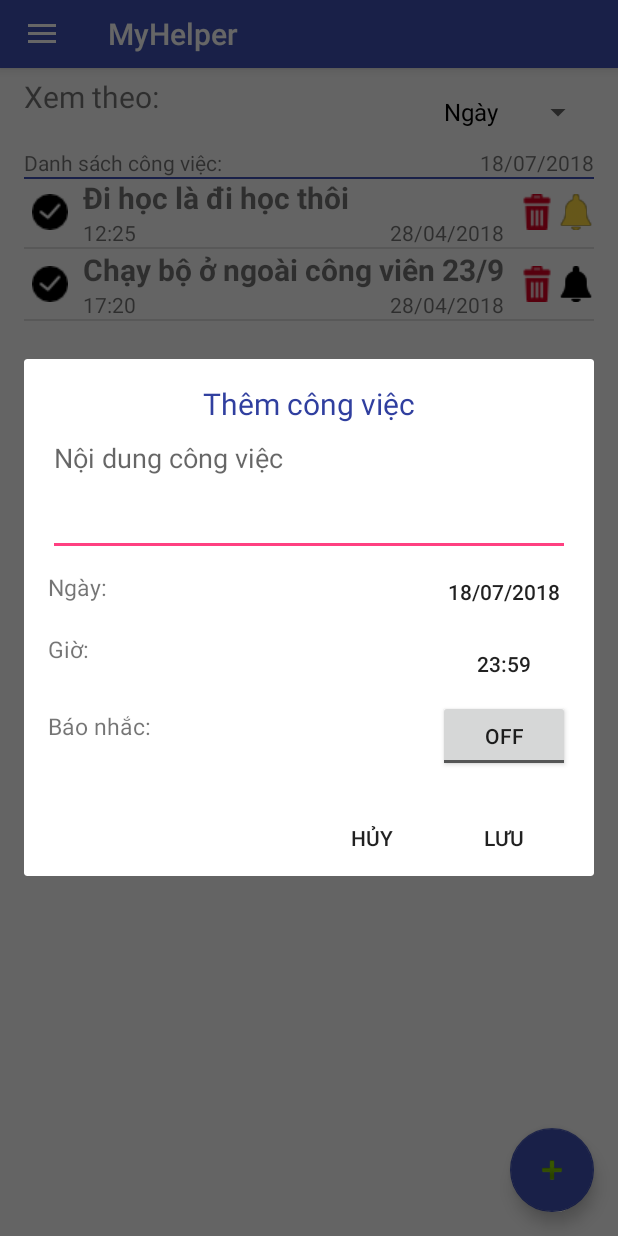
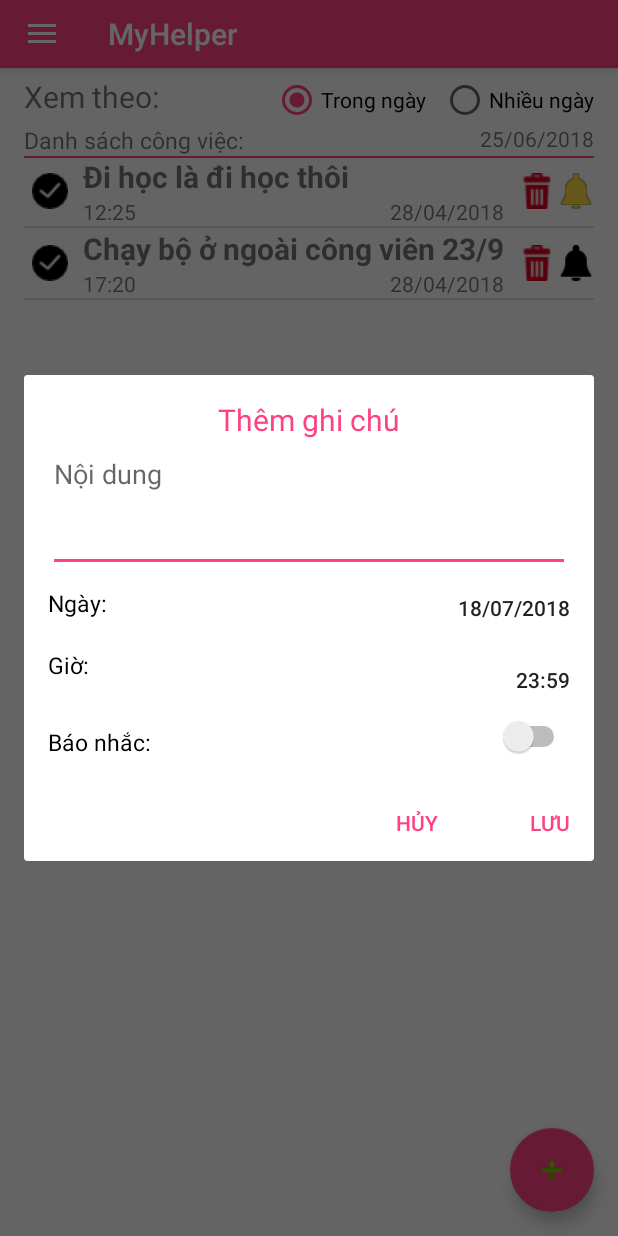
Before and after one commit to trancaoviet7514/to-do-List, an Android app: the screen it shows after launch (MainActivity), after a tap on an icon or button, on a phone screen of 412 x 824 dp. Run offline under Robolectric (Android 15) with nearby library versions, the light colour scheme and no system bars; libraries missing offline, so code that uses them is left out: com.twinkle94.monthyearpicker.

Commit message:
Update UI, instead spinner by radio

```diff
--- a/app/build.gradle
+++ b/app/build.gradle
@@ -2,7 +2,7 @@ apply plugin: 'com.android.application'
 
 android {
     compileSdkVersion 25
-    buildToolsVersion "25.0.2"
+    buildToolsVersion '27.0.3'
     defaultConfig {
         applicationId "com.example.trancaoviet.myhelper"
         minSdkVersion 18
--- a/app/src/main/java/com/example/trancaoviet/myhelper/MainActivity.java
+++ b/app/src/main/java/com/example/trancaoviet/myhelper/MainActivity.java
@@ -41,6 +41,7 @@ import android.widget.DatePicker;
 import android.widget.EditText;
 import android.widget.ListView;
 import android.widget.Spinner;
+import android.widget.Switch;
 import android.widget.TextView;
 import android.widget.TimePicker;
 import android.widget.Toast;
@@ -195,9 +196,8 @@ public class MainActivity extends AppCompatActivity implements NavigationView.On
     private void mapAndSetEventControlForDialog(final Dialog dialog) {
 
         final Button btnDate, btnTime, btnCancel, btnSave;
-        final EditText edtTaskTitle = (EditText) dialog.findViewById(R.id.edtTaskTitle);
         final EditText edtTaskContent = (EditText) dialog.findViewById(R.id.edtTaskContent);
-        final ToggleButton btnNotifycation = (ToggleButton) dialog.findViewById(R.id.btnNotifycation);
+        final Switch btnNotifycation = (Switch) dialog.findViewById(R.id.btnNotifycation);
 
         btnDate = (Button) dialog.findViewById(R.id.btnDate);
         btnTime = (Button) dialog.findViewById(R.id.btnTime);
@@ -349,40 +349,11 @@ public class MainActivity extends AppCompatActivity implements NavigationView.On
         openDadabase();
         setEvent_fabButtonClick();
 
-        spType.setOnItemSelectedListener(new AdapterView.OnItemSelectedListener() {
-
-            public void onItemSelected(AdapterView<?> arg0,View arg1,int arg2,long arg3) {
-
-            }
-
-            public void onNothingSelected(AdapterView<?> arg0) {
-
-            }
-        });
-
         //load currentTime for value of spiner
         Calendar currentTime = Calendar.getInstance();
         SimpleDateFormat dateFormat = new SimpleDateFormat("dd/MM/yyyy");
         String date = dateFormat.format(currentTime.getTime());
-        valueOfSpiner.setText(date);
 
-
-        valueOfSpiner.setOnClickListener(new View.OnClickListener() {
-            @Override
-            public void onClick(View view) {
-                Calendar newCalendar = Calendar.getInstance();
-                final DatePickerDialog datePickerDialog = new DatePickerDialog(MainActivity.this, new DatePickerDialog.OnDateSetListener() {
-
-                    public void onDateSet(DatePicker view, int year, int monthOfYear, int dayOfMonth) {
-                        dateSelected.set(year, monthOfYear, dayOfMonth, 0, 0);
-
-                        valueOfSpiner.setText(dateFormatter.format(dateSelected.getTime()));
-                    }
-
-                }, newCalendar.get(Calendar.YEAR), newCalendar.get(Calendar.MONTH), newCalendar.get(Calendar.DAY_OF_MONTH));
-                datePickerDialog.show();
-            }
-        });
     }
 
     void slideToRemoveTask(){
@@ -423,20 +394,7 @@ public class MainActivity extends AppCompatActivity implements NavigationView.On
 
     private void addControls() {
 
-        valueOfSpiner = (TextView) findViewById(R.id.textValueSp);
         fab = (FloatingActionButton) findViewById(R.id.fab);
-        spType = (Spinner) findViewById(R.id.spType);
-        ArrayList<String> spList = new ArrayList<String>();
-        spList.add("Ngày");
-        spList.add("Tuần");
-        spList.add("Tháng");
-        spList.add("Năm");
-
-        ArrayAdapter<String> spTypeAdapter = new ArrayAdapter<String>(MainActivity.this,android.R.layout.simple_spinner_dropdown_item,spList);
-        spTypeAdapter.setDropDownViewResource(android.R.layout.simple_list_item_single_choice);
-        spType.setAdapter(spTypeAdapter);
-        spTypeAdapter.notifyDataSetChanged();
-
 
         rcvTask = (RecyclerView) findViewById(R.id.rcvTask);
         LinearLayoutManager linearLayoutManager = new LinearLayoutManager(this,LinearLayoutManager.VERTICAL,false);
@@ -449,6 +407,8 @@ public class MainActivity extends AppCompatActivity implements NavigationView.On
         rcvTask.setAdapter(taskAdapter);
 
     }
+
+
 
     private void xulySaoChepCSDLtuAsset() {
         File dbFile = getDatabasePath(DATABASE_NAME);
--- /dev/null
+++ b/app/src/main/java/com/example/trancaoviet/myhelper/MonthYearPickerDialog.java
@@ -0,0 +1,4 @@
+package com.example.trancaoviet.myhelper;
+
+public class MonthYearPickerDialog {
+}
--- a/app/src/main/res/layout/activity_input.xml
+++ b/app/src/main/res/layout/activity_input.xml
@@ -14,11 +14,11 @@
     <TextView
         android:layout_width="match_parent"
         android:layout_height="wrap_content"
-        android:text="Thêm công việc"
+        android:text="Thêm ghi chú"
         android:id="@+id/textViewAddTask"
         android:gravity="center"
         android:textSize="20dp"
-        android:textColor="@color/colorPrimaryDark"/>
+        android:textColor="@color/colorAccent"/>
 
 
     <EditText
@@ -30,7 +30,7 @@
         android:layout_weight="0.13"
 
         android:gravity="top|left"
-        android:hint="Nội dung công việc"
+        android:hint="Nội dung"
         android:inputType="textMultiLine"
         android:lines="3"
         android:maxLines="10"
@@ -41,12 +41,12 @@
     <TextView
         android:layout_width="wrap_content"
         android:layout_height="wrap_content"
-        android:layout_alignStart="@+id/edtTaskTitle"
         android:layout_below="@+id/edtTaskContent"
         android:layout_marginTop="10dp"
         android:text="Ngày:"
         android:textSize="15dp"
-        android:id="@+id/textViewNgay"/>
+        android:id="@+id/textViewNgay"
+        android:textColor="#000000"/>
 
     <Button
         android:layout_width="wrap_content"
@@ -56,7 +56,7 @@
         android:text="02/10/2018"
         android:id="@+id/btnDate"
         android:background="@null"
-        />
+        android:textAlignment="textEnd"/>
 
     <Button
         android:layout_width="wrap_content"
@@ -65,7 +65,8 @@
         android:layout_below="@+id/btnDate"
         android:text="23:59"
         android:id="@+id/btnTime"
-        android:background="@null"/>
+        android:background="@null"
+        android:textAlignment="textEnd"/>
 
     <TextView
         android:layout_width="wrap_content"
@@ -74,7 +75,8 @@
         android:layout_marginTop="20dp"
         android:text="Giờ:"
         android:textSize="15dp"
-        android:id="@+id/textViewGio"/>
+        android:id="@+id/textViewGio"
+        android:textColor="#000000"/>
 
     <TextView
         android:id="@+id/textviewBaoNhac"
@@ -83,16 +85,18 @@
         android:layout_below="@id/textViewGio"
         android:layout_marginTop="30dp"
         android:text="Báo nhắc:"
-        android:textSize="15dp" />
+        android:textSize="15dp"
+        android:textColor="#000000"/>
 
-    <ToggleButton
+    <Switch
         android:layout_width="wrap_content"
         android:layout_height="wrap_content"
 
         android:layout_alignParentEnd="true"
         android:layout_below="@+id/btnTime"
         android:id="@+id/btnNotifycation"
-        android:checked="false"/>
+        android:checked="false"
+        android:textColorHighlight="@color/colorPrimary"/>
     <Button
         android:layout_width="wrap_content"
         android:layout_height="wrap_content"
@@ -102,8 +106,8 @@
         android:layout_marginTop="20dp"
         android:id="@+id/btnCancel"
         android:background="@null"
-
-        />
+        android:textColor="@color/colorAccent"
+        android:textAlignment="textEnd"/>
     <Button
         android:layout_width="wrap_content"
         android:layout_height="wrap_content"
@@ -113,5 +117,6 @@
         android:layout_marginTop="20dp"
         android:id="@+id/btnSave"
         android:background="@null"
-        />
+        android:textColor="@color/colorAccent"
+        android:textAlignment="textEnd"/>
 </RelativeLayout>
--- a/app/src/main/res/layout/app_bar_main.xml
+++ b/app/src/main/res/layout/app_bar_main.xml
@@ -16,7 +16,7 @@
             android:id="@+id/toolbar"
             android:layout_width="match_parent"
             android:layout_height="45dp"
-            android:background="?attr/colorPrimary"
+            android:background="@color/colorAccent"
             app:popupTheme="@style/AppTheme.PopupOverlay" />
 
     </android.support.design.widget.AppBarLayout>
@@ -29,7 +29,7 @@
         android:layout_margin="@dimen/fab_margin"
         app:srcCompat="@android:drawable/ic_input_add"
 
-        app:backgroundTint="@color/colorPrimary"
+        app:backgroundTint="@color/colorAccent"
         app:elevation="6dp" />
 
     <include layout="@layout/content_main" />
--- a/app/src/main/res/layout/content_main.xml
+++ b/app/src/main/res/layout/content_main.xml
@@ -21,41 +21,69 @@
         android:layout_height="wrap_content"
         android:id="@+id/txtFilter"
         android:textSize="20dp"/>
-    <Spinner
+
+    <RadioGroup
         android:layout_width="wrap_content"
         android:layout_height="wrap_content"
         android:layout_alignParentEnd="true"
-        android:id="@+id/spType"
-        android:layout_alignParentTop="true"
-        android:layout_marginRight="0dp"
-        android:layout_marginTop="0dp"
-        android:paddingTop="0dp"
-        android:paddingRight="0dp"/>
+        android:id="@+id/rgViewMode"
+        android:orientation="horizontal">
+        <RadioButton
+            android:layout_width="wrap_content"
+            android:layout_height="wrap_content"
+            android:id="@+id/rdOneDay"
+            android:text="Trong ngày"
+            android:layout_marginRight="10dp"
+            android:checked="true"/>
+        <RadioButton
+            android:layout_width="wrap_content"
+            android:layout_height="wrap_content"
+            android:id="@+id/rdSomeDay"
+            android:text="Nhiều ngày"/>
+    </RadioGroup>
 
     <TextView
         android:text="Danh sách công việc:"
         android:layout_width="wrap_content"
         android:layout_height="wrap_content"
-        android:layout_below="@id/spType"
+        android:layout_below="@id/rgViewMode"
         android:id="@+id/textView"
+        android:textSize="15dp"/>
+
+    <TextView
+        android:text="25/06/2018"
+        android:layout_width="wrap_content"
+        android:layout_height="wrap_content"
+        android:layout_below="@id/rgViewMode"
+        android:id="@+id/txtDateStart"
+        android:layout_toLeftOf="@id/txtDeviderCharacter_DateStart_DateEnd"
+        android:visibility="invisible"
         />
+    <TextView
+        android:text="---"
+        android:layout_width="wrap_content"
+        android:layout_height="wrap_content"
+        android:layout_below="@id/rgViewMode"
+        android:id="@+id/txtDeviderCharacter_DateStart_DateEnd"
+        android:layout_toLeftOf="@id/txtDateEnd"
+        android:layout_marginLeft="10dp"
+        android:layout_marginRight="10dp"
+        android:visibility="invisible"/>
 
     <TextView
         android:text="25/06/2018"
         android:layout_width="wrap_content"
         android:layout_height="wrap_content"
         android:layout_alignParentEnd="true"
-        android:layout_below="@id/spType"
-        android:id="@+id/textValueSp"
-        />
+        android:layout_below="@id/rgViewMode"
+        android:id="@+id/txtDateEnd"/>
 
     <TextView
-
         android:layout_width="match_parent"
         android:layout_height="1dp"
         android:layout_below="@id/textView"
         android:id="@+id/textView2"
-        android:background="@color/colorPrimary"
+        android:background="@color/colorAccent"
         />
 
     <android.support.v7.widget.RecyclerView
--- /dev/null
+++ b/app/src/main/res/layout/date_picker_dialog.xml
@@ -0,0 +1,6 @@
+<?xml version="1.0" encoding="utf-8"?>
+<LinearLayout xmlns:android="http://schemas.android.com/apk/res/android"
+    android:orientation="vertical" android:layout_width="match_parent"
+    android:layout_height="match_parent">
+
+</LinearLayout>
--- a/app/src/main/res/values/strings.xml
+++ b/app/src/main/res/values/strings.xml
@@ -5,6 +5,8 @@
     <string name="navigation_drawer_close">Close navigation drawer</string>
 
     <string name="action_settings">Settings</string>
+    <string name="ok">ok</string>
+    <string name="cancel">cancel</string>
 
 
 </resources>
--- a/build.gradle
+++ b/build.gradle
@@ -4,9 +4,10 @@ buildscript {
     repositories {
         jcenter()
 
+        google()
     }
     dependencies {
-        classpath 'com.android.tools.build:gradle:2.2.3'
+        classpath 'com.android.tools.build:gradle:3.1.3'
 
         // NOTE: Do not place your application dependencies here; they belong
         // in the individual module build.gradle files
```
